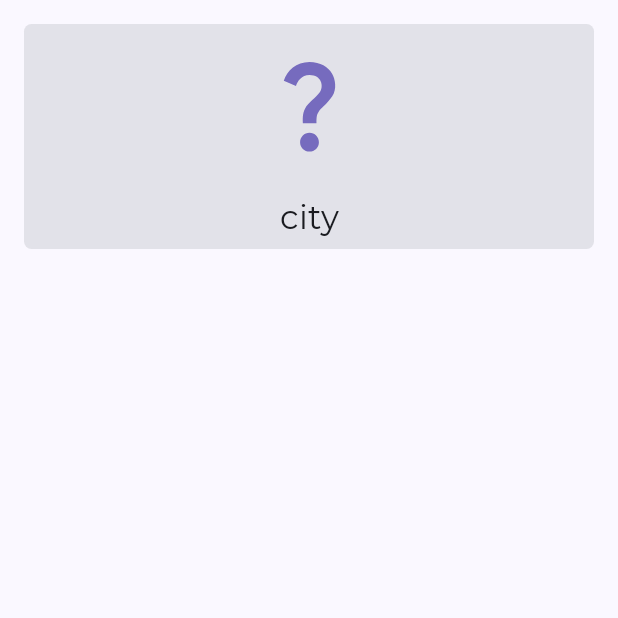
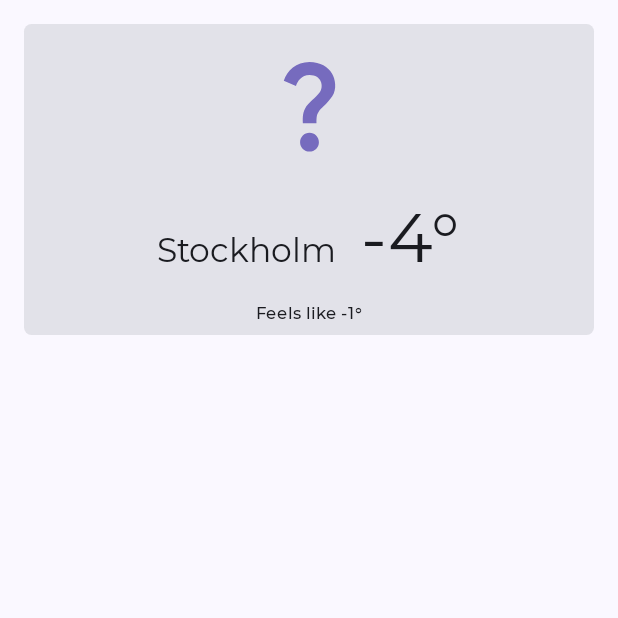
Before and after one commit to bitamirshafiee/WeatherApp, an Android app built with Jetpack Compose: the screen it shows after launch (MainActivity), on a phone screen of 412 x 824 dp, the top half of it. Run offline under Robolectric (Android 15) with nearby library versions, the phone set to English and light mode, and no system bars.

Commit message:
add tempratur and city

```diff
--- a/app/src/main/java/com/weatherapp/ui/theme/Type.kt
+++ b/app/src/main/java/com/weatherapp/ui/theme/Type.kt
@@ -16,6 +16,13 @@ private val Montserrat = FontFamily(
 )
 
 val Typography = Typography(
+    displayMedium = TextStyle(
+        fontFamily = Montserrat,
+        fontWeight = FontWeight.Normal,
+        fontSize = 45.sp,
+        lineHeight = 52.sp,
+        letterSpacing = 0.5.sp
+    ),
     bodyLarge = TextStyle(
         fontFamily = Montserrat,
         fontWeight = FontWeight.Normal,
--- a/app/src/main/java/com/weatherapp/ui/weatherdetails/CurrentWeather.kt
+++ b/app/src/main/java/com/weatherapp/ui/weatherdetails/CurrentWeather.kt
@@ -46,11 +46,32 @@ fun CurrentWeather() {
                     id = R.string.str_weather_condition
                 )
             )
-
+            Row(
+                modifier = Modifier
+                    .fillMaxWidth(),
+                horizontalArrangement = Arrangement.Center
+            ) {
+                Text(
+                    text = "Stockholm",
+                    style = MaterialTheme.typography.titleLarge,
+                    modifier = Modifier
+                        .padding(all = 8.dp)
+                        .alignByBaseline(),
+                )
+                Text(
+                    text = stringResource(id = R.string.str_current_temperature, "-4"),
+                    style = MaterialTheme.typography.displayMedium,
+                    modifier = Modifier
+                        .padding(all = 8.dp)
+                        .alignByBaseline()
+                )
+            }
             Text(
-                text ="city",
-                style = MaterialTheme.typography.titleLarge,
-                modifier = Modifier.padding(all = 8.dp),
+                text = stringResource(id = R.string.str_feels_like, "-1"),
+                style = MaterialTheme.typography.labelSmall,
+                modifier = Modifier
+                    .padding(all = 8.dp)
+                    .wrapContentWidth(align = Alignment.End)
             )
         }
 
--- a/app/src/main/res/values/strings.xml
+++ b/app/src/main/res/values/strings.xml
@@ -1,4 +1,6 @@
 <resources>
     <string name="app_name">WeatherApp</string>
     <string name="str_weather_condition">weather condition showing by image</string>
+    <string name="str_feels_like">Feels like %s\u00B0</string>
+    <string name="str_current_temperature">%s\u00B0</string>
 </resources>
```
